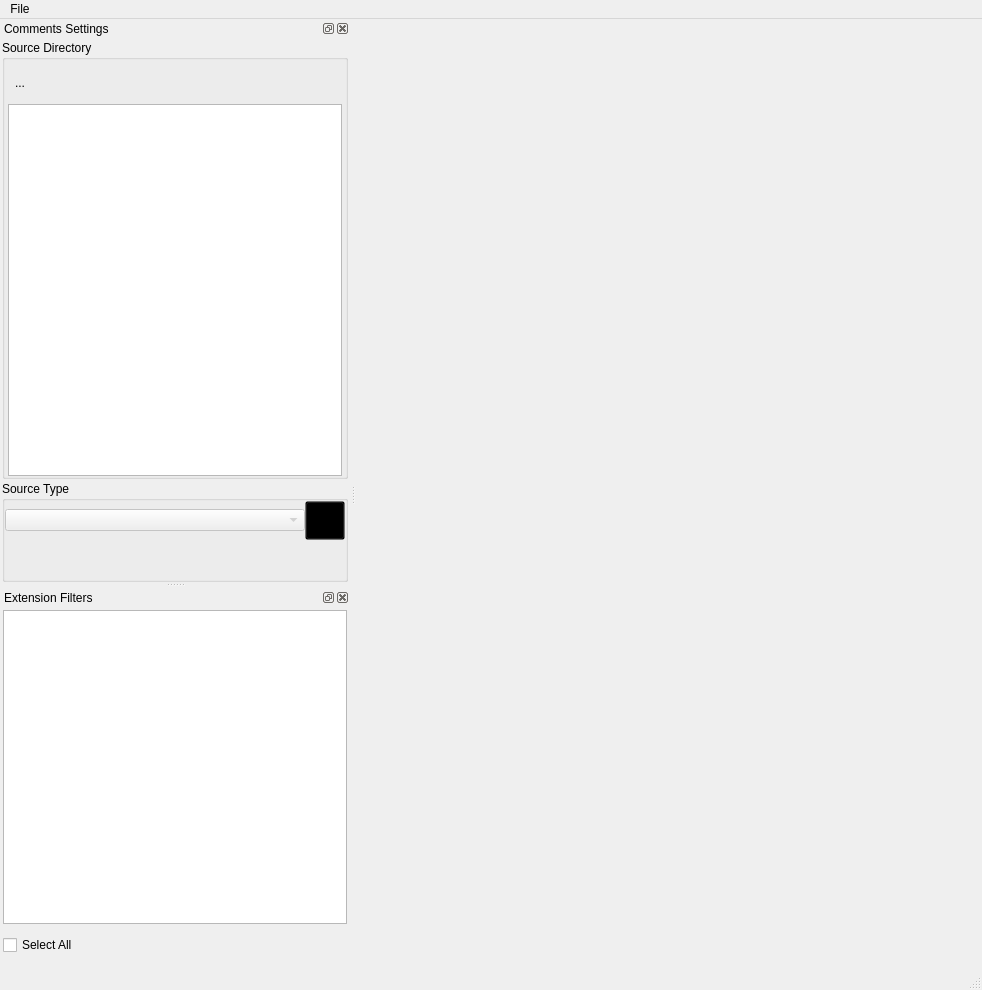
First picture: the form in src/MainWindow.ui, repository sslnjz/CommentsTools, before the edit.
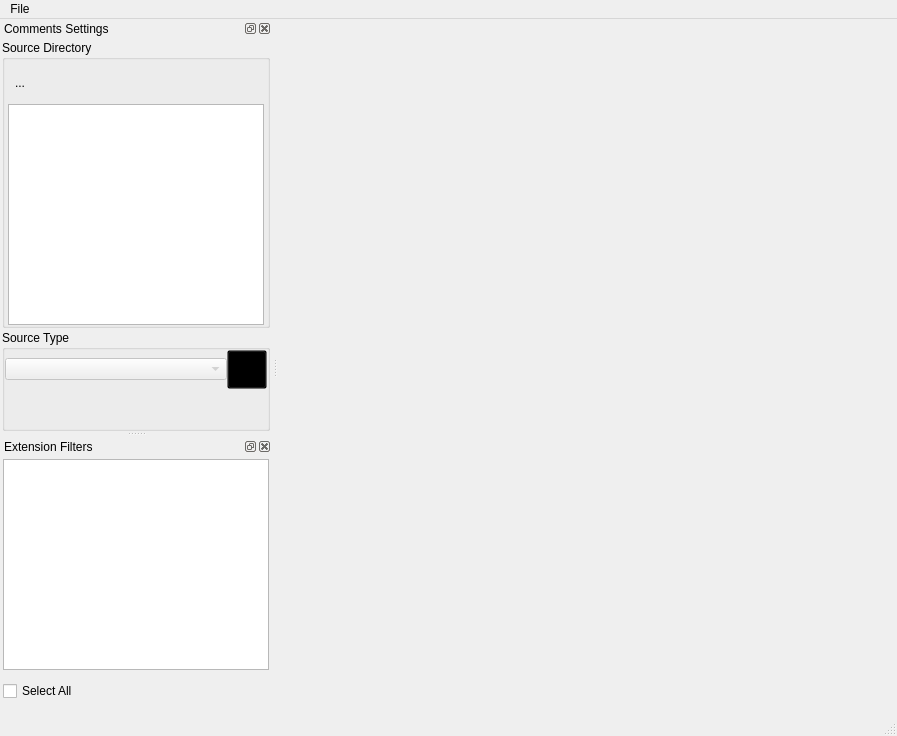
Second picture: the form after the edit. Icons and pictures are not drawn.

Diff of the .ui file:
```diff
--- a/src/MainWindow.ui
+++ b/src/MainWindow.ui
@@ -6,8 +6,8 @@
    <rect>
     <x>0</x>
     <y>0</y>
-    <width>982</width>
-    <height>990</height>
+    <width>897</width>
+    <height>736</height>
    </rect>
   </property>
   <property name="windowTitle">
@@ -19,8 +19,8 @@
     <rect>
      <x>0</x>
      <y>0</y>
-     <width>982</width>
-     <height>36</height>
+     <width>897</width>
+     <height>22</height>
     </rect>
    </property>
    <widget class="QMenu" name="menuFile">
@@ -40,12 +40,6 @@
      <verstretch>0</verstretch>
     </sizepolicy>
    </property>
-   <property name="minimumSize">
-    <size>
-     <width>350</width>
-     <height>344</height>
-    </size>
-   </property>
    <property name="windowTitle">
     <string>Comments Settings</string>
    </property>
@@ -348,12 +342,6 @@
      <verstretch>0</verstretch>
     </sizepolicy>
    </property>
-   <property name="minimumSize">
-    <size>
-     <width>350</width>
-     <height>210</height>
-    </size>
-   </property>
    <property name="windowTitle">
     <string>Extension Filters</string>
    </property>
```
